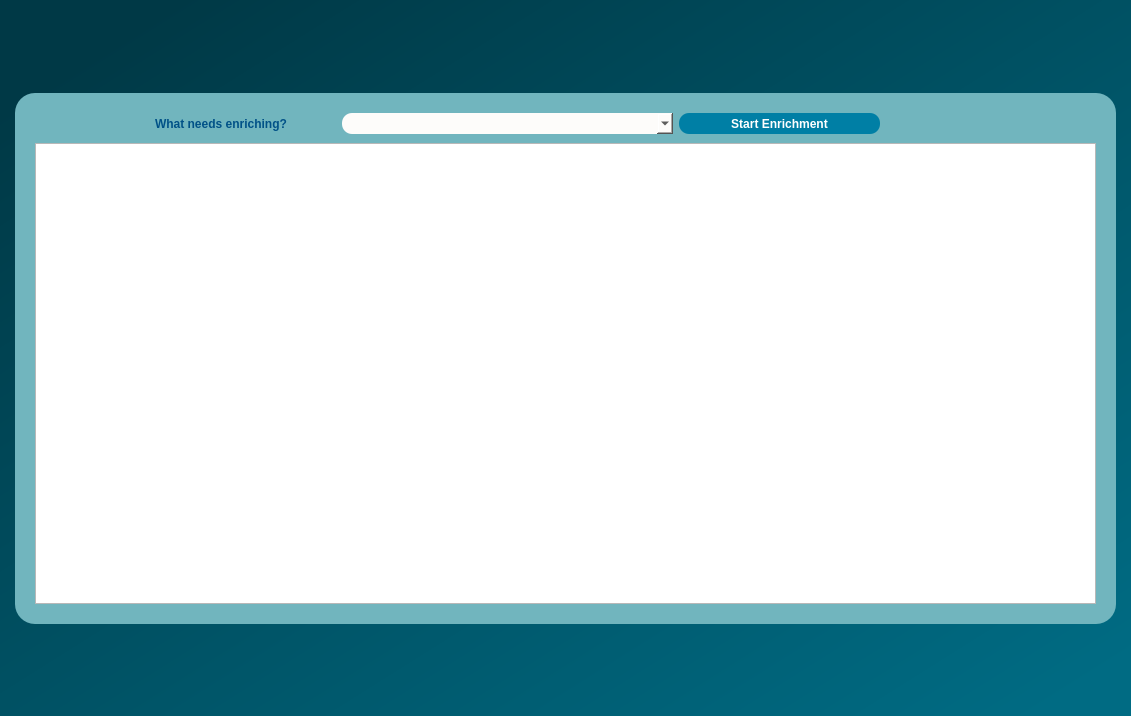
Cprudhomme/SpaLOD_qgis_plugin, file Enrichment.ui: the form before one commit.
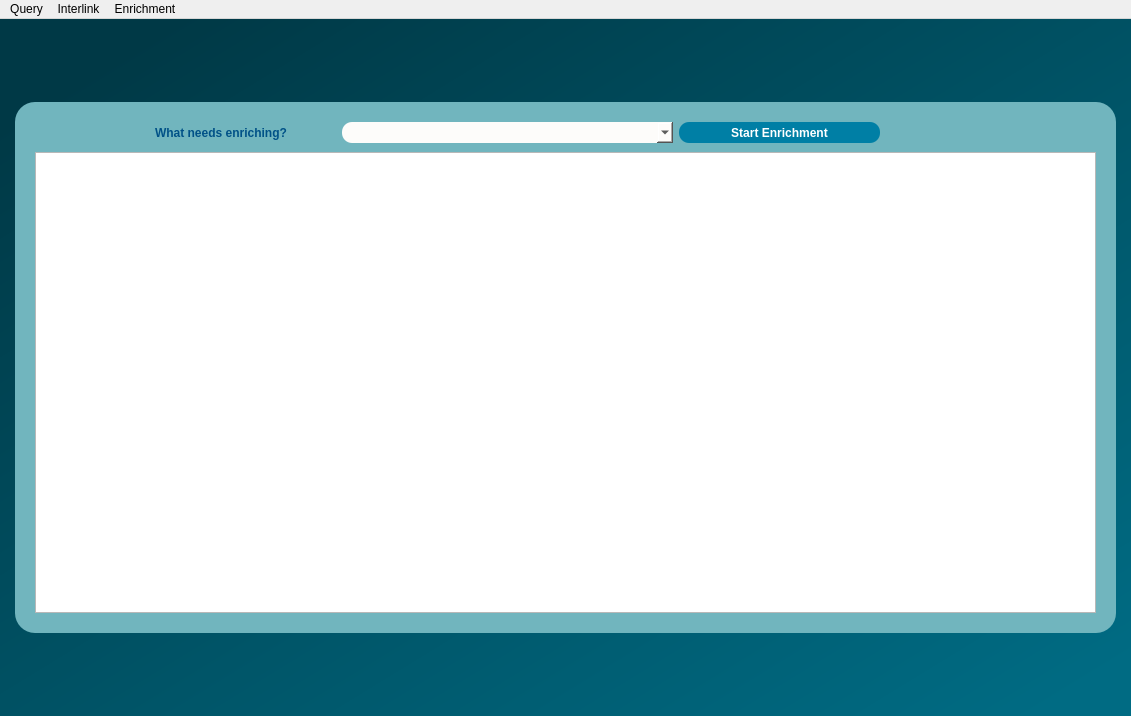
The form after the commit.

```diff
--- a/Enrichment.ui
+++ b/Enrichment.ui
@@ -215,6 +215,24 @@
      <height>21</height>
     </rect>
    </property>
+   <widget class="QMenu" name="menuQuery">
+    <property name="title">
+     <string>Query</string>
+    </property>
+   </widget>
+   <widget class="QMenu" name="menuInterlink">
+    <property name="title">
+     <string>Interlink</string>
+    </property>
+   </widget>
+   <widget class="QMenu" name="menuEnrichment">
+    <property name="title">
+     <string>Enrichment</string>
+    </property>
+   </widget>
+   <addaction name="menuQuery"/>
+   <addaction name="menuInterlink"/>
+   <addaction name="menuEnrichment"/>
   </widget>
  </widget>
  <resources/>
```
